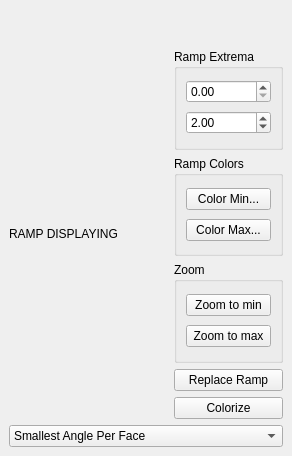
Old version of the form Polyhedron/demo/Polyhedron/Plugins/Display/Display_property.ui in the repository CGAL/cgal.
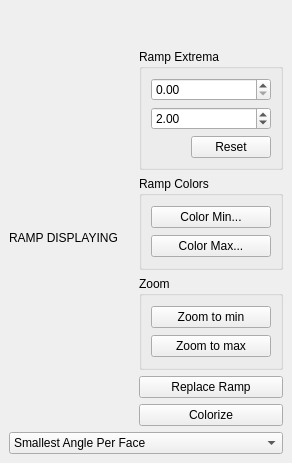
New version of the form.

Commit message: Add a button that resets the ramp extremas. Clicking colorize doesn't reset anymore.

Diff of the .ui file:
```diff
--- a/Polyhedron/demo/Polyhedron/Plugins/Display/Display_property.ui
+++ b/Polyhedron/demo/Polyhedron/Plugins/Display/Display_property.ui
@@ -7,7 +7,7 @@
     <x>0</x>
     <y>0</y>
     <width>292</width>
-    <height>456</height>
+    <height>463</height>
    </rect>
   </property>
   <property name="windowTitle">
@@ -55,6 +55,36 @@
              </property>
             </widget>
            </item>
+           <item>
+            <layout class="QHBoxLayout" name="horizontalLayout_2" stretch="0,0">
+             <item>
+              <spacer name="horizontalSpacer">
+               <property name="orientation">
+                <enum>Qt::Horizontal</enum>
+               </property>
+               <property name="sizeHint" stdset="0">
+                <size>
+                 <width>40</width>
+                 <height>20</height>
+                </size>
+               </property>
+              </spacer>
+             </item>
+             <item>
+              <widget class="QPushButton" name="resetButton">
+               <property name="toolTip">
+                <string>Compute Ramp Extremas</string>
+               </property>
+               <property name="text">
+                <string>Reset</string>
+               </property>
+               <property name="autoRepeat">
+                <bool>false</bool>
+               </property>
+              </widget>
+             </item>
+            </layout>
+           </item>
           </layout>
          </widget>
         </item>
```
The commit also changes 1 other file.
